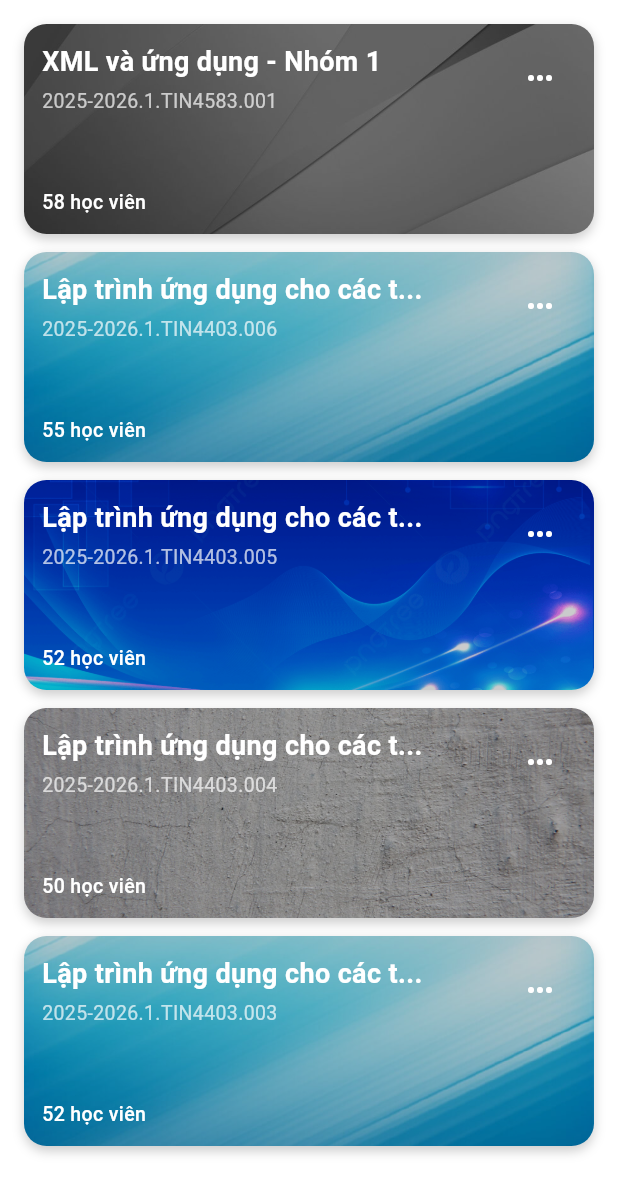
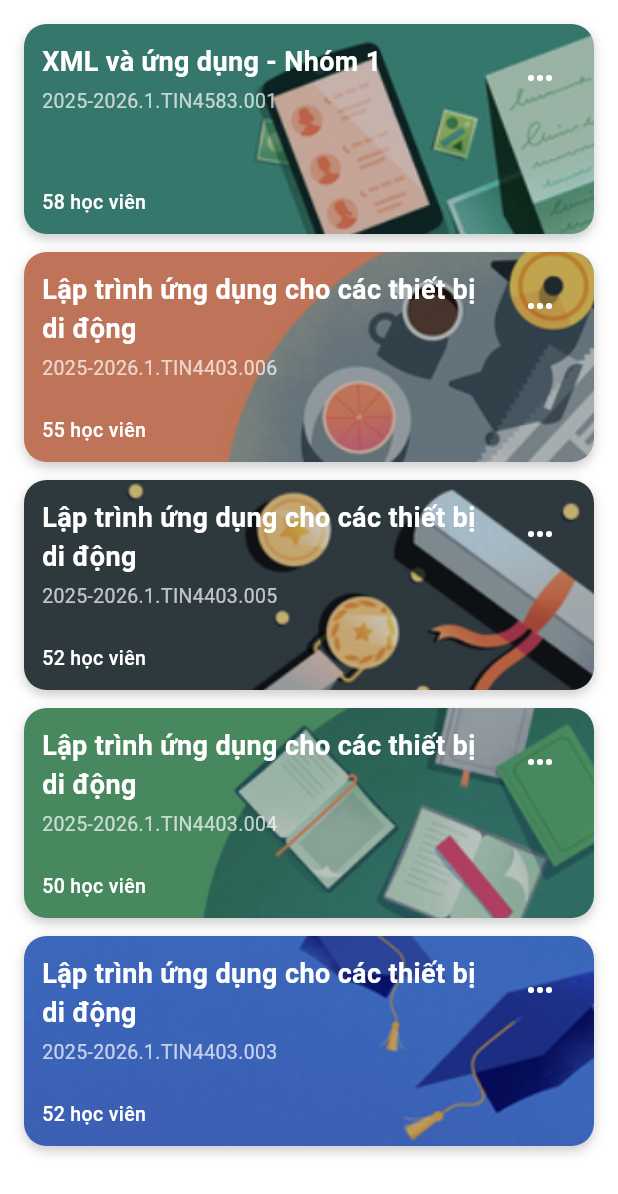
Before and after one commit to nhhtrann/my_flutter_exams, a Flutter app: the MyList screen opened directly, on a phone screen of 412 x 824 dp. Shown: the top 1194 px of the screen. Run offline on Flutter 3.47's test engine with Material 3 defaults, Android fonts, the phone set to English and light mode, and no system bars; our stand-ins replace dio.

Commit message:
Cap nhat

```diff
--- a/flutter_nhom6/lib/doimaunen.dart
+++ b/flutter_nhom6/lib/doimaunen.dart
@@ -56,7 +56,7 @@ class _ColorChangeAppState extends State<Doimaunen> {
             "Ứng dụng đổi màu nền",
             style: TextStyle(color: Colors.white),
           ),
-          backgroundColor: Colors.black,
+          backgroundColor: const Color.fromARGB(255, 197, 139, 211),
           centerTitle: true,
         ),
         body: Center(
--- a/flutter_nhom6/lib/myhomepage.dart
+++ b/flutter_nhom6/lib/myhomepage.dart
@@ -10,8 +10,8 @@ class MyHomePage extends StatelessWidget {
 }
 Widget myBody() {
   return Center(
-    child: Text("helooooooooooooo",
-     style : TextStyle(color: Colors.red, fontSize: 30),
+    child: Text("Flutter",
+     style : TextStyle(color: const Color.fromARGB(255, 54, 108, 244), fontSize: 30),
     ),
   );
 }
--- a/flutter_nhom6/lib/mylist.dart
+++ b/flutter_nhom6/lib/mylist.dart
@@ -21,31 +21,31 @@ final List<ClassInfo> mockData = [
     title: "XML và ứng dụng - Nhóm 1",
     subtitle: "2025-2026.1.TIN4583.001",
     studentCount: "58 học viên",
-    bgImage: "assets/images/a8.jpg",
+    bgImage: "assets/images/a16.png",
   ),
   ClassInfo(
-    title: "Lập trình ứng dụng cho các t...",
+    title: "Lập trình ứng dụng cho các thiết bị di động",
     subtitle: "2025-2026.1.TIN4403.006",
     studentCount: "55 học viên",
-    bgImage: "assets/images/a11.jpg",
+    bgImage: "assets/images/a12.png",
   ),
   ClassInfo(
-    title: "Lập trình ứng dụng cho các t...",
+    title: "Lập trình ứng dụng cho các thiết bị di động",
     subtitle: "2025-2026.1.TIN4403.005",
     studentCount: "52 học viên",
-    bgImage: "assets/images/a10.jpg",
+    bgImage: "assets/images/a13.png",
   ),
   ClassInfo(
-    title: "Lập trình ứng dụng cho các t...",
+    title: "Lập trình ứng dụng cho các thiết bị di động",
     subtitle: "2025-2026.1.TIN4403.004",
     studentCount: "50 học viên",
-    bgImage: "assets/images/a9.jpg",
+    bgImage: "assets/images/a14.png",
   ),
   ClassInfo(
-    title: "Lập trình ứng dụng cho các t...",
+    title: "Lập trình ứng dụng cho các thiết bị di động",
     subtitle: "2025-2026.1.TIN4403.003",
     studentCount: "52 học viên",
-    bgImage: "assets/images/a11.jpg",
+    bgImage: "assets/images/a15.png",
   ),
 ];
 
```
Also changed, not shown: flutter_nhom6/lib/myBtap.dart (+94 -61 lines), flutter_nhom6/assets/images/a12.png (added), flutter_nhom6/assets/images/a13.png (added), flutter_nhom6/assets/images/a14.png (added), flutter_nhom6/assets/images/a15.png (added), flutter_nhom6/assets/images/a16.png (added).
